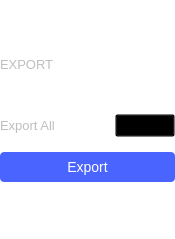
The window that ui/osc_export_settings.ui (analogdevicesinc/scopy) describes before a commit, drawn with Qt 5.
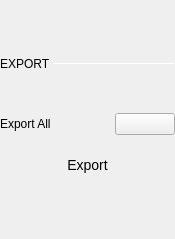
The same window after the commit. Custom widgets are drawn as their Qt base class.

```diff
--- a/ui/osc_export_settings.ui
+++ b/ui/osc_export_settings.ui
@@ -19,14 +19,6 @@
   <property name="windowTitle">
    <string>Form</string>
   </property>
-  <property name="styleSheet">
-   <string notr="true">QWidget {
-	background-color: transparent;
-	color: #bebebe;
-	font-weight: normal;
-	font-size: 13px;
-}</string>
-  </property>
   <layout class="QVBoxLayout" name="verticalLayout">
    <property name="spacing">
     <number>0</number>
@@ -261,20 +253,8 @@
   max-height: 30px;
 
   border: 0px;
-  border-radius: 4px;
-
-  background-color: #4a64ff;
-  color: #ffffff;
 
   font-size: 14px;
-}
-
-QPushButton:pressed {
-  background-color: #2a44df;
-}
-
-QPushButton:hover {
-	background-color: #4a34ff;
 }</string>
             </property>
             <property name="text">
```
Left out of the diff: 3 changed lines with no effect on the pictures.
